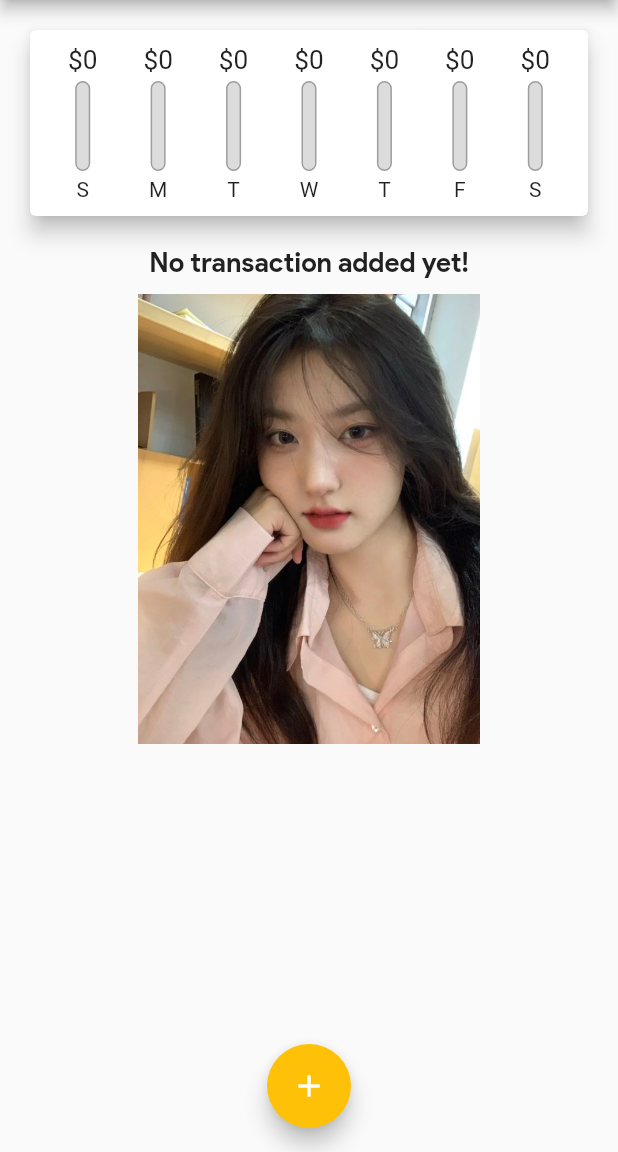
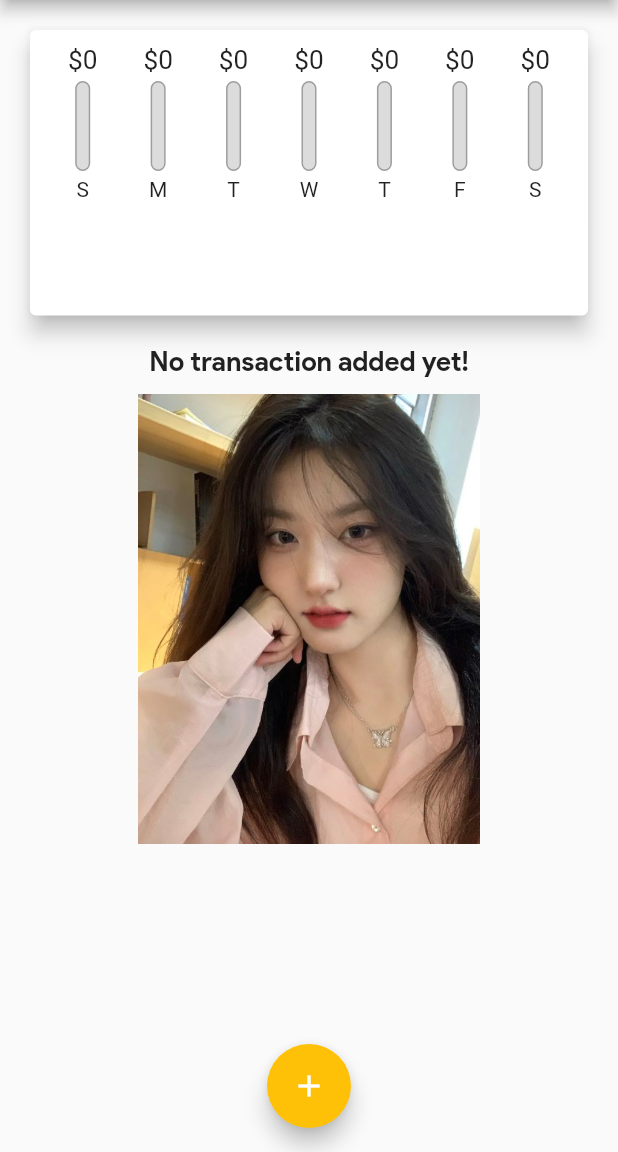
Before and after one commit to minhphan46/Personal_expenses_app_Flutter, a Flutter app: the screen it shows after launch, on a phone screen of 412 x 824 dp, the part 84-1236 px from its top. Run offline on Flutter 3.47's test engine with Material 2 defaults, Android fonts, the phone set to English and light mode, and no system bars; missing offline and left inert: dart:ffi.

Commit message:
cap nhap code

```diff
--- a/lib/main.dart
+++ b/lib/main.dart
@@ -102,8 +102,7 @@ class _MyHomePageState extends State<MyHomePage> {
 
   @override
   Widget build(BuildContext context) {
-    return Scaffold(
-      appBar: AppBar(
+    final appBar = AppBar(
       title: Text("Personal Expenses"),
       actions: [
         IconButton(
@@ -111,16 +110,31 @@ class _MyHomePageState extends State<MyHomePage> {
           icon: Icon(Icons.add),
         ),
       ],
-      ),
+    );
+    return Scaffold(
+      appBar: appBar,
       body: SingleChildScrollView(
         child: Column(
           //mainAxisAlignment: MainAxisAlignment.start,
           crossAxisAlignment: CrossAxisAlignment.stretch,
           children: [
-            Chart(recentTransactions: _recentTransactions),
+            Container(
+              height: (MediaQuery.of(context).size.height -
+                      appBar.preferredSize.height -
+                      MediaQuery.of(context).padding.top) *
+                  0.3,
+              child: Container(
+                height: (MediaQuery.of(context).size.height -
+                        appBar.preferredSize.height -
+                        MediaQuery.of(context).padding.top) *
+                    0.7,
+                child: Chart(recentTransactions: _recentTransactions),
+              ),
+            ),
             TransactionList(
               transactions: _userTransactions,
-                deleteTransaction: _deleteTransaction),
+              deleteTransaction: _deleteTransaction,
+            ),
           ],
         ),
       ),
--- a/lib/widgets/transaction_list.dart
+++ b/lib/widgets/transaction_list.dart
@@ -9,10 +9,7 @@ class TransactionList extends StatelessWidget {
       {required this.transactions, required this.deleteTransaction});
   @override
   Widget build(BuildContext context) {
-    return Container(
-      //color: Colors.blue,
-      height: 550,
-      child: transactions.isEmpty
+    return transactions.isEmpty
         ? Column(
             children: [
               Text(
@@ -37,7 +34,6 @@ class TransactionList extends StatelessWidget {
               );
             },
             itemCount: transactions.length,
-            ),
           );
   }
 }
```
Lines whose indentation alone changed are shown as unchanged.
